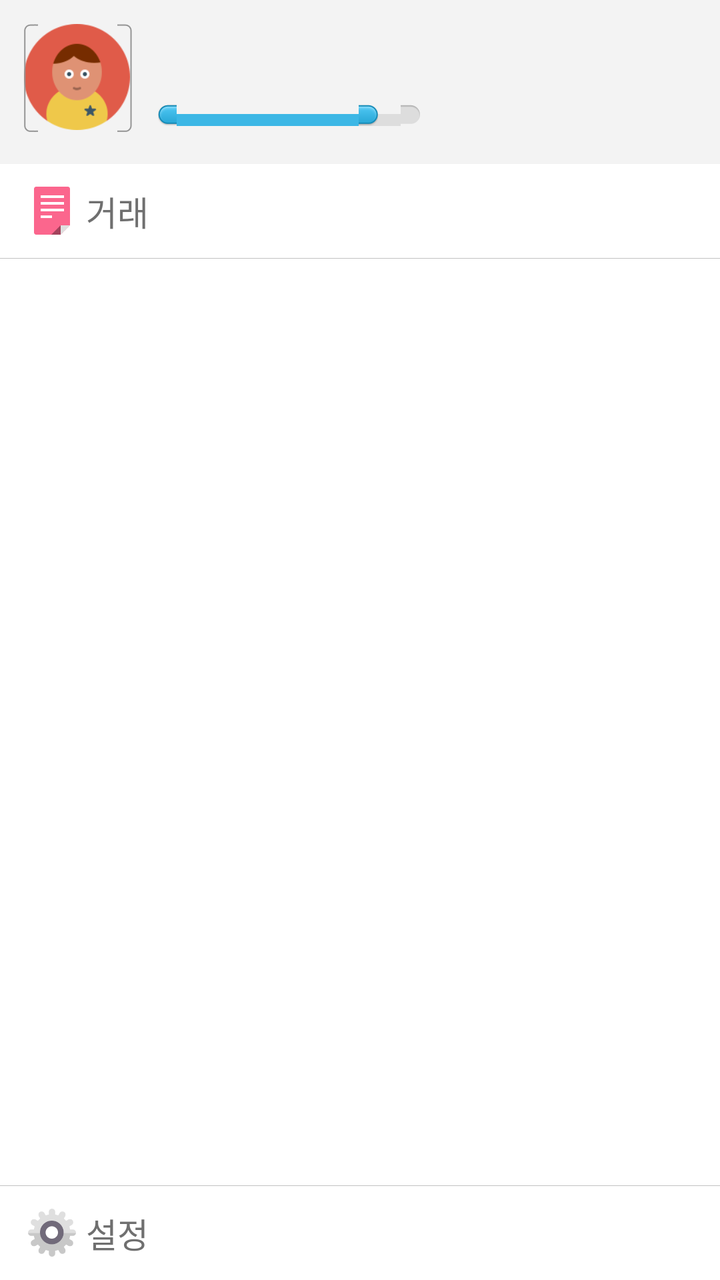
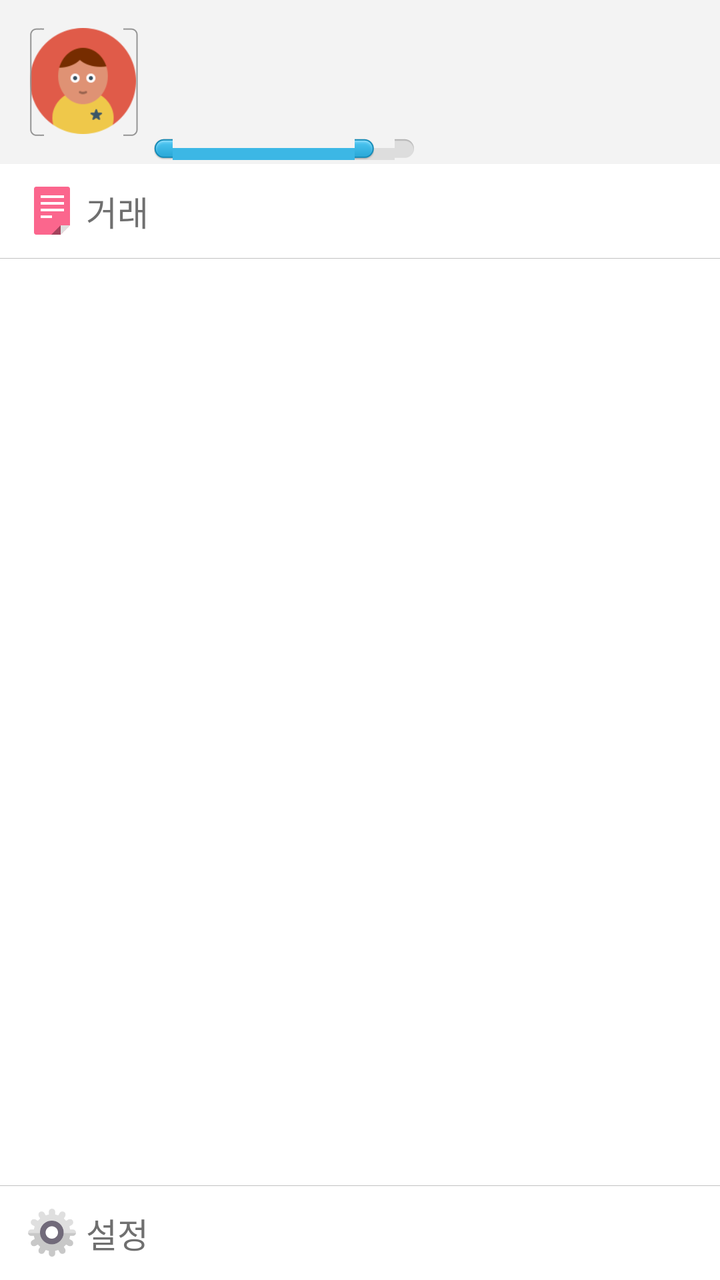

Screens rendered from an Android XML layout before and after an edit, with the pre-edit source and the edit as a unified diff.
<!-- AndroidManifest.xml: application theme AppTheme -->
<!-- res/layout/sidemenu_layout.xml -->
<?xml version="1.0" encoding="utf-8"?>
<LinearLayout xmlns:android="http://schemas.android.com/apk/res/android"
    android:id="@+id/sidemenu_layout"
    android:layout_width="231dp"
    android:layout_height="match_parent"
    android:layout_gravity="start"
    android:background="#FFFFFF"
    android:orientation="vertical" >

    <ScrollView
        android:layout_width="match_parent"
        android:layout_height="match_parent"
        android:fillViewport="true" >

        <LinearLayout
            android:layout_width="match_parent"
            android:layout_height="wrap_content"
            android:orientation="vertical" >

            <RelativeLayout
                android:id="@+id/my_profile_information_window"
                android:layout_width="match_parent"
                android:layout_height="82dp"
                android:background="#f3f3f3"
                android:clickable="true" >

                <ImageView
                    android:id="@+id/my_profile_icon"
                    android:layout_width="53dp"
                    android:layout_height="53dp"
                    android:layout_marginLeft="12dp"
                    android:layout_marginTop="12dp"
                    android:src="@drawable/user"
                    android:contentDescription="@string/na"
                    android:scaleType="fitCenter" />

                <ImageView
                    android:layout_width="54dp"
                    android:layout_height="54dp"
                    android:layout_marginLeft="12dp"
                    android:layout_marginTop="12dp"
                    android:contentDescription="@string/na"
                    android:scaleType="fitXY"
                    android:src="@drawable/white_box" />

                <LinearLayout
                    android:layout_width="wrap_content"
                    android:layout_height="wrap_content"
                    android:layout_marginLeft="80dp"
                    android:layout_toRightOf="@id/my_profile_icon"
                    android:orientation="vertical" >

                    <TextView
                        android:id="@+id/my_profile_name"
                        android:layout_width="wrap_content"
                        android:layout_height="wrap_content"
                        android:layout_marginTop="17dp"
                        android:textColor="#454545"
                        android:textSize="15sp"
                        android:textStyle="bold" />

                    <TextView
                        android:id="@+id/my_profile_level"
                        android:layout_width="wrap_content"
                        android:layout_height="wrap_content"
                        android:textColor="#6f6f6f"
                        android:textSize="11sp" />
                </LinearLayout>

                <ImageView
                    android:layout_width="131dp"
                    android:layout_height="11dp"
                    android:layout_marginLeft="79dp"
                    android:layout_marginTop="52dp"
                    android:contentDescription="@string/na"
                    android:scaleType="fitXY"
                    android:src="@drawable/progress_n" />

                <ImageView
                    android:id="@+id/my_profile_progress"
                    android:layout_width="110dp"
                    android:layout_height="11dp"
                    android:layout_marginLeft="79dp"
                    android:layout_marginTop="52dp"
                    android:contentDescription="@string/na"
                    android:scaleType="fitXY"
                    android:src="@drawable/progress_p" />
            </RelativeLayout>

            <LinearLayout
                android:id="@+id/sidemenu_item_transaction"
                android:layout_width="match_parent"
                android:layout_height="47dp"
                android:background="@android:drawable/list_selector_background"
                android:clickable="true"
                android:focusable="true"
                android:gravity="center_vertical"
                android:orientation="horizontal" >

                <ImageView
                    android:layout_width="24dp"
                    android:layout_height="24dp"
                    android:layout_marginLeft="14dp"
                    android:contentDescription="@string/na"
                    android:src="@drawable/transaction" />

                <TextView
                    android:layout_width="wrap_content"
                    android:layout_height="wrap_content"
                    android:layout_marginLeft="5dp"
                    android:text="@string/drawer_menu_transaction"
                    android:textColor="#6f6f6f"
                    android:textSize="17sp" />
            </LinearLayout>

            <View
                android:layout_width="match_parent"
                android:layout_height="1px"
                android:background="#c2c2c2" />

            <LinearLayout
                android:layout_width="match_parent"
                android:layout_height="0dp"
                android:layout_weight="1" >

                <View
                    android:layout_width="match_parent"
                    android:layout_height="0px" />
            </LinearLayout>

            <View
                android:layout_width="match_parent"
                android:layout_height="1px"
                android:background="#c2c2c2" />

            <LinearLayout
                android:id="@+id/sidemenu_item_setting"
                android:layout_width="match_parent"
                android:layout_height="47dp"
                android:background="@android:drawable/list_selector_background"
                android:clickable="true"
                android:focusable="true"
                android:gravity="center_vertical"
                android:orientation="horizontal" >

                <ImageView
                    android:layout_width="24dp"
                    android:layout_height="24dp"
                    android:layout_marginLeft="14dp"
                    android:contentDescription="@string/na"
                    android:src="@drawable/settings" />

                <TextView
                    android:layout_width="wrap_content"
                    android:layout_height="wrap_content"
                    android:layout_marginLeft="5dp"
                    android:text="@string/drawer_menu_preference"
                    android:textColor="#6f6f6f"
                    android:textSize="17sp" />
            </LinearLayout>
        </LinearLayout>
    </ScrollView>

</LinearLayout>
<!-- resources referenced by this layout -->
<resources>
  <!-- drawable progress_n: png bitmap (drawable-xxhdpi, 3666 bytes) -->
  <!-- drawable progress_p: png bitmap (drawable-xxhdpi, 4524 bytes) -->
  <!-- drawable settings: png bitmap (drawable-xxhdpi, 5353 bytes) -->
  <!-- drawable transaction: png bitmap (drawable-xxhdpi, 1430 bytes) -->
  <!-- drawable user: png bitmap (drawable-xxhdpi, 5616 bytes) -->
  <!-- drawable white_box: png bitmap (drawable-xxhdpi, 1377 bytes) -->
  <string name="drawer_menu_preference">설정</string>
  <string name="drawer_menu_transaction">거래</string>
  <string name="na" />
  <style name="AppTheme" parent="AppBaseTheme">
          <item name="android:actionBarSize">40dp</item>
          
      </style>
  <style name="AppBaseTheme" parent="android:Theme.Light">
          
      </style>
</resources>

<!-- the commit's change to res/layout/sidemenu_layout.xml (unified diff, before → after) -->
@@ -17,44 +17,55 @@
             android:layout_height="wrap_content"
             android:orientation="vertical" >
 
-            <RelativeLayout
+            <LinearLayout
                 android:id="@+id/my_profile_information_window"
                 android:layout_width="match_parent"
                 android:layout_height="82dp"
                 android:background="#f3f3f3"
-                android:clickable="true" >
+                android:clickable="true"
+                android:orientation="horizontal"
+                android:paddingBottom="2dp"
+                android:paddingLeft="3dp"
+                android:paddingRight="3dp"
+                android:paddingTop="2dp" >
 
-                <ImageView
-                    android:id="@+id/my_profile_icon"
-                    android:layout_width="53dp"
-                    android:layout_height="53dp"
-                    android:layout_marginLeft="12dp"
-                    android:layout_marginTop="12dp"
-                    android:src="@drawable/user"
-                    android:contentDescription="@string/na"
-                    android:scaleType="fitCenter" />
-
-                <ImageView
-                    android:layout_width="54dp"
-                    android:layout_height="54dp"
-                    android:layout_marginLeft="12dp"
-                    android:layout_marginTop="12dp"
-                    android:contentDescription="@string/na"
-                    android:scaleType="fitXY"
-                    android:src="@drawable/white_box" />
-
-                <LinearLayout
+                <FrameLayout
                     android:layout_width="wrap_content"
                     android:layout_height="wrap_content"
-                    android:layout_marginLeft="80dp"
-                    android:layout_toRightOf="@id/my_profile_icon"
-                    android:orientation="vertical" >
+                    android:layout_gravity="center"
+                    android:layout_marginLeft="12dp"
+                    android:layout_marginRight="8dp"
+                     >
+
+                    <ImageView
+                        android:id="@+id/my_profile_icon"
+                        android:layout_width="53dp"
+                        android:layout_height="53dp"
+                        android:contentDescription="@string/na"
+                        android:scaleType="fitCenter"
+                        android:src="@drawable/user" />
+
+                    <ImageView
+                        android:layout_width="54dp"
+                        android:layout_height="54dp"
+                        android:contentDescription="@string/na"
+                        android:scaleType="fitXY"
+                        android:src="@drawable/white_box" />
+                </FrameLayout>
+
+                <RelativeLayout
+                    android:layout_width="match_parent"
+                    android:layout_height="wrap_content"
+                    android:orientation="horizontal" >
 
                     <TextView
                         android:id="@+id/my_profile_name"
                         android:layout_width="wrap_content"
                         android:layout_height="wrap_content"
-                        android:layout_marginTop="17dp"
+                        android:layout_alignParentLeft="true"
+                        android:layout_alignParentTop="true"
+                        android:layout_marginTop="10dp"                        
+                        android:maxLines="1"
                         android:textColor="#454545"
                         android:textSize="15sp"
                         android:textStyle="bold" />
@@ -63,29 +74,37 @@
                         android:id="@+id/my_profile_level"
                         android:layout_width="wrap_content"
                         android:layout_height="wrap_content"
+                        android:layout_alignParentRight="true"
+                        android:layout_alignParentTop="true"
+                        android:layout_marginTop="30dp"
+                        android:layout_marginRight="20dp"
                         android:textColor="#6f6f6f"
                         android:textSize="11sp" />
-                </LinearLayout>
 
-                <ImageView
-                    android:layout_width="131dp"
-                    android:layout_height="11dp"
-                    android:layout_marginLeft="79dp"
-                    android:layout_marginTop="52dp"
-                    android:contentDescription="@string/na"
-                    android:scaleType="fitXY"
-                    android:src="@drawable/progress_n" />
+                    <FrameLayout
+                        android:layout_width="match_parent"
+                        android:layout_height="wrap_content"
+                        android:layout_alignParentBottom="true"
+                        android:layout_centerHorizontal="true"
+                        android:layout_marginBottom="15dp" >
 
-                <ImageView
-                    android:id="@+id/my_profile_progress"
-                    android:layout_width="110dp"
-                    android:layout_height="11dp"
-                    android:layout_marginLeft="79dp"
-                    android:layout_marginTop="52dp"
-                    android:contentDescription="@string/na"
-                    android:scaleType="fitXY"
-                    android:src="@drawable/progress_p" />
-            </RelativeLayout>
+                        <ImageView
+                            android:layout_width="130dp"
+                            android:layout_height="11dp"
+                            android:contentDescription="@string/na"
+                            android:scaleType="fitXY"
+                            android:src="@drawable/progress_n" />
+
+                        <ImageView
+                            android:id="@+id/my_profile_progress"
+                            android:layout_width="110dp"
+                            android:layout_height="11dp"
+                            android:contentDescription="@string/na"
+                            android:scaleType="fitXY"
+                            android:src="@drawable/progress_p" />
+                    </FrameLayout>
+                </RelativeLayout>
+            </LinearLayout>
 
             <LinearLayout
                 android:id="@+id/sidemenu_item_transaction"
